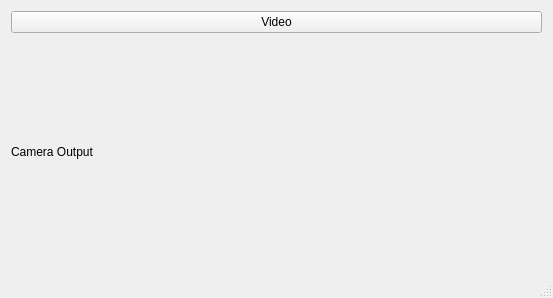
First picture: the form in GuiMainWindow.ui, repository msp301/track_camera, before the edit.
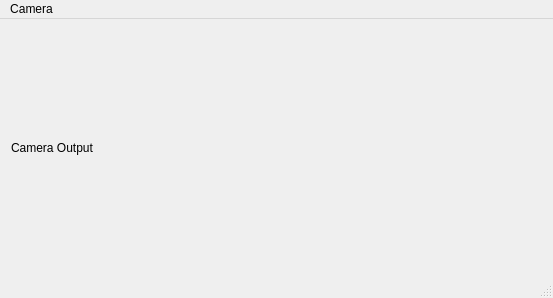
Second picture: the form after the edit.

Commit message:
Moved UI actions to menu bar
- Removed start video button from UI and replaced it with a menu
  entry
- Added application quit action to UI, available via the menu
- Changed window title to "Track Camera" rather than letting it
  default to the class name

```diff
--- a/GuiMainWindow.ui
+++ b/GuiMainWindow.ui
@@ -15,13 +15,6 @@
   </property>
   <widget class="QWidget" name="centralWidget">
    <layout class="QVBoxLayout" name="verticalLayout">
-    <item>
-     <widget class="QPushButton" name="btn_start_video">
-      <property name="text">
-       <string>Video</string>
-      </property>
-     </widget>
-    </item>
     <item>
      <widget class="QLabel" name="lbl_camera_output">
       <property name="autoFillBackground">
@@ -46,6 +39,15 @@
      <height>24</height>
     </rect>
    </property>
+   <widget class="QMenu" name="menuCamera">
+    <property name="title">
+     <string>Camera</string>
+    </property>
+    <addaction name="actionStart"/>
+    <addaction name="separator"/>
+    <addaction name="actionQuit"/>
+   </widget>
+   <addaction name="menuCamera"/>
   </widget>
   <widget class="QStatusBar" name="statusBar"/>
   <action name="actionStart_Video">
```
Left out of the diff: 28 changed lines with no effect on the pictures. The commit also changes 2 other files.
